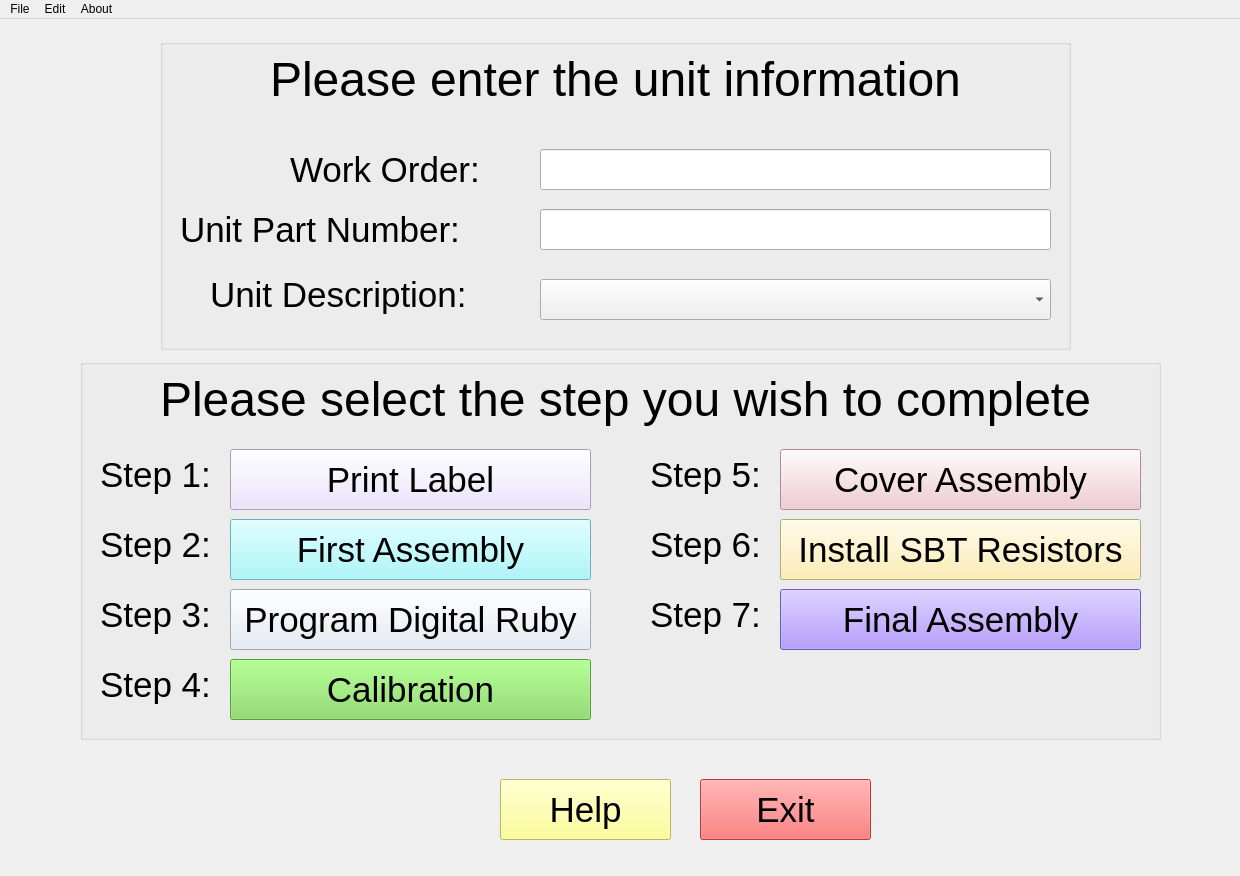
The window that window/main_window.ui (JewellInstruments/Ruby_Program) describes before a commit, drawn with Qt 5.
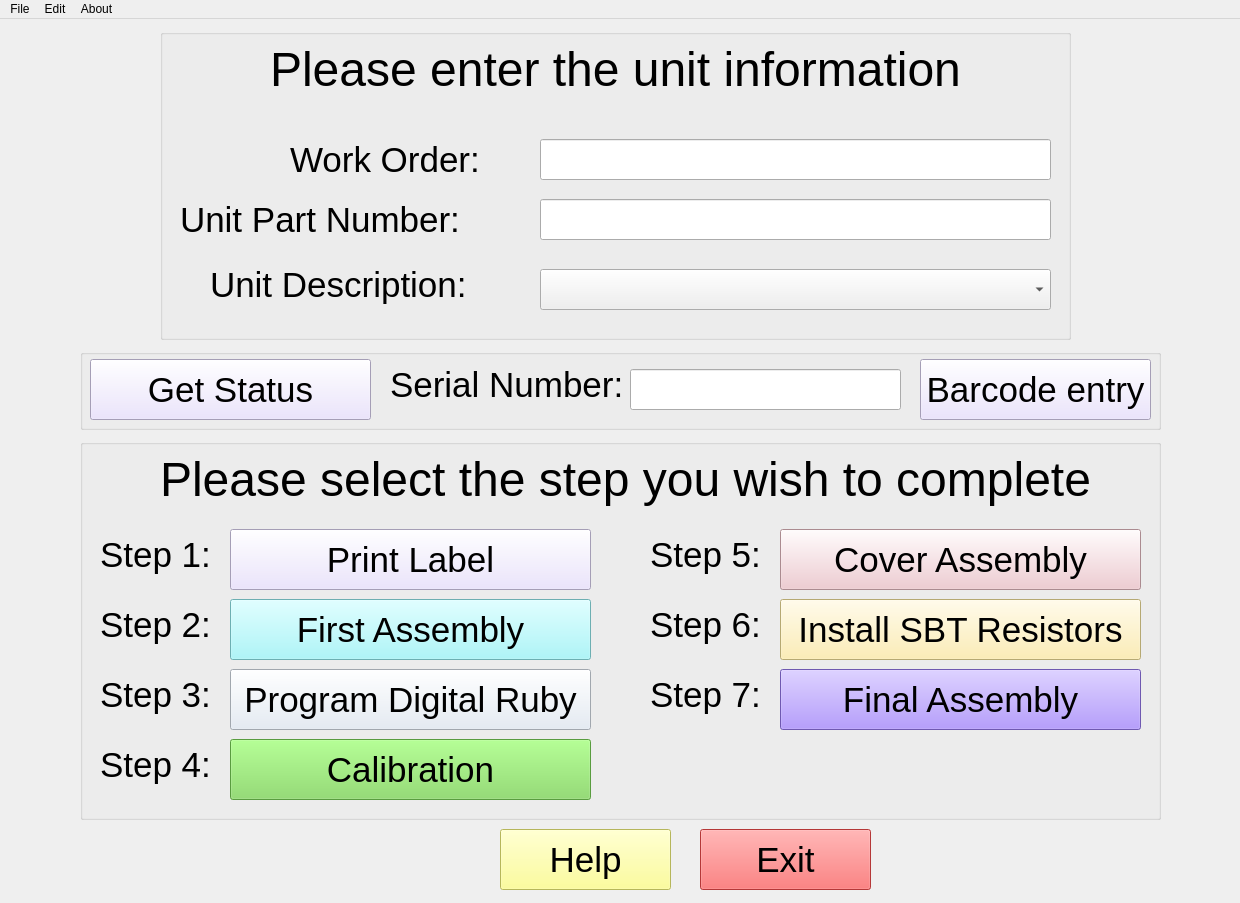
The same window after the commit.

Diff of the .ui file:
```diff
--- a/window/main_window.ui
+++ b/window/main_window.ui
@@ -7,7 +7,7 @@
     <x>0</x>
     <y>0</y>
     <width>1240</width>
-    <height>876</height>
+    <height>903</height>
    </rect>
   </property>
   <property name="windowTitle">
@@ -18,7 +18,7 @@
     <property name="geometry">
      <rect>
       <x>140</x>
-      <y>20</y>
+      <y>10</y>
       <width>951</width>
       <height>81</height>
      </rect>
@@ -39,7 +39,7 @@
     <property name="geometry">
      <rect>
       <x>540</x>
-      <y>260</y>
+      <y>250</y>
       <width>511</width>
       <height>41</height>
      </rect>
@@ -749,7 +749,7 @@
     <property name="geometry">
      <rect>
       <x>210</x>
-      <y>250</y>
+      <y>240</y>
       <width>331</width>
       <height>51</height>
      </rect>
@@ -770,7 +770,7 @@
     <property name="geometry">
      <rect>
       <x>180</x>
-      <y>190</y>
+      <y>180</y>
       <width>361</width>
       <height>41</height>
      </rect>
@@ -788,7 +788,7 @@
     <property name="geometry">
      <rect>
       <x>230</x>
-      <y>500</y>
+      <y>580</y>
       <width>361</width>
       <height>61</height>
      </rect>
@@ -809,7 +809,7 @@
     <property name="geometry">
      <rect>
       <x>500</x>
-      <y>760</y>
+      <y>810</y>
       <width>171</width>
       <height>61</height>
      </rect>
@@ -830,7 +830,7 @@
     <property name="geometry">
      <rect>
       <x>700</x>
-      <y>760</y>
+      <y>810</y>
       <width>171</width>
       <height>61</height>
      </rect>
@@ -851,7 +851,7 @@
     <property name="geometry">
      <rect>
       <x>780</x>
-      <y>430</y>
+      <y>510</y>
       <width>361</width>
       <height>61</height>
      </rect>
@@ -875,7 +875,7 @@
     <property name="geometry">
      <rect>
       <x>230</x>
-      <y>640</y>
+      <y>720</y>
       <width>361</width>
       <height>61</height>
      </rect>
@@ -899,7 +899,7 @@
     <property name="geometry">
      <rect>
       <x>780</x>
-      <y>570</y>
+      <y>650</y>
       <width>361</width>
       <height>61</height>
      </rect>
@@ -920,7 +920,7 @@
     <property name="geometry">
      <rect>
       <x>540</x>
-      <y>190</y>
+      <y>180</y>
       <width>511</width>
       <height>41</height>
      </rect>
@@ -938,7 +938,7 @@
     <property name="geometry">
      <rect>
       <x>230</x>
-      <y>430</y>
+      <y>510</y>
       <width>361</width>
       <height>61</height>
      </rect>
@@ -962,7 +962,7 @@
     <property name="geometry">
      <rect>
       <x>230</x>
-      <y>570</y>
+      <y>650</y>
       <width>361</width>
       <height>61</height>
      </rect>
@@ -986,7 +986,7 @@
     <property name="geometry">
      <rect>
       <x>290</x>
-      <y>130</y>
+      <y>120</y>
       <width>241</width>
       <height>41</height>
      </rect>
@@ -1004,7 +1004,7 @@
     <property name="geometry">
      <rect>
       <x>540</x>
-      <y>130</y>
+      <y>120</y>
       <width>511</width>
       <height>41</height>
      </rect>
@@ -1022,7 +1022,7 @@
     <property name="geometry">
      <rect>
       <x>100</x>
-      <y>430</y>
+      <y>510</y>
       <width>121</width>
       <height>51</height>
      </rect>
@@ -1040,7 +1040,7 @@
     <property name="geometry">
      <rect>
       <x>100</x>
-      <y>500</y>
+      <y>580</y>
       <width>121</width>
       <height>51</height>
      </rect>
@@ -1058,7 +1058,7 @@
     <property name="geometry">
      <rect>
       <x>100</x>
-      <y>570</y>
+      <y>650</y>
       <width>121</width>
       <height>51</height>
      </rect>
@@ -1076,7 +1076,7 @@
     <property name="geometry">
      <rect>
       <x>650</x>
-      <y>430</y>
+      <y>510</y>
       <width>121</width>
       <height>51</height>
      </rect>
@@ -1094,7 +1094,7 @@
     <property name="geometry">
      <rect>
       <x>650</x>
-      <y>500</y>
+      <y>580</y>
       <width>121</width>
       <height>51</height>
      </rect>
@@ -1112,7 +1112,7 @@
     <property name="geometry">
      <rect>
       <x>650</x>
-      <y>570</y>
+      <y>650</y>
       <width>121</width>
       <height>51</height>
      </rect>
@@ -1133,7 +1133,7 @@
     <property name="geometry">
      <rect>
       <x>780</x>
-      <y>500</y>
+      <y>580</y>
       <width>361</width>
       <height>61</height>
      </rect>
@@ -1154,7 +1154,7 @@
     <property name="geometry">
      <rect>
       <x>100</x>
-      <y>640</y>
+      <y>720</y>
       <width>121</width>
       <height>51</height>
      </rect>
@@ -1172,7 +1172,7 @@
     <property name="geometry">
      <rect>
       <x>150</x>
-      <y>340</y>
+      <y>420</y>
       <width>951</width>
       <height>81</height>
      </rect>
@@ -1193,7 +1193,7 @@
     <property name="geometry">
      <rect>
       <x>80</x>
-      <y>340</y>
+      <y>420</y>
       <width>1081</width>
       <height>381</height>
      </rect>
@@ -1206,7 +1206,7 @@
     <property name="geometry">
      <rect>
       <x>160</x>
-      <y>20</y>
+      <y>10</y>
       <width>911</width>
       <height>311</height>
      </rect>
@@ -1215,6 +1215,98 @@
      <string/>
     </property>
    </widget>
+   <widget class="QPushButton" name="sn_status_pb">
+    <property name="geometry">
+     <rect>
+      <x>90</x>
+      <y>340</y>
+      <width>281</width>
+      <height>61</height>
+     </rect>
+    </property>
+    <property name="font">
+     <font>
+      <pointsize>26</pointsize>
+     </font>
+    </property>
+    <property name="styleSheet">
+     <string notr="true">background-color: rgb(231,221,255)</string>
+    </property>
+    <property name="text">
+     <string>Get Status</string>
+    </property>
+   </widget>
+   <widget class="QLineEdit" name="sn_le">
+    <property name="geometry">
+     <rect>
+      <x>630</x>
+      <y>350</y>
+      <width>271</width>
+      <height>41</height>
+     </rect>
+    </property>
+    <property name="font">
+     <font>
+      <pointsize>12</pointsize>
+     </font>
+    </property>
+    <property name="text">
+     <string/>
+    </property>
+   </widget>
+   <widget class="QPushButton" name="barcode_pb">
+    <property name="geometry">
+     <rect>
+      <x>920</x>
+      <y>340</y>
+      <width>231</width>
+      <height>61</height>
+     </rect>
+    </property>
+    <property name="font">
+     <font>
+      <pointsize>26</pointsize>
+     </font>
+    </property>
+    <property name="styleSheet">
+     <string notr="true">background-color: rgb(231,221,255)</string>
+    </property>
+    <property name="text">
+     <string>Barcode entry</string>
+    </property>
+   </widget>
+   <widget class="QLabel" name="label_22">
+    <property name="geometry">
+     <rect>
+      <x>390</x>
+      <y>340</y>
+      <width>231</width>
+      <height>51</height>
+     </rect>
+    </property>
+    <property name="font">
+     <font>
+      <pointsize>26</pointsize>
+     </font>
+    </property>
+    <property name="text">
+     <string>Serial Number:</string>
+    </property>
+   </widget>
+   <widget class="QGroupBox" name="groupBox_3">
+    <property name="geometry">
+     <rect>
+      <x>80</x>
+      <y>330</y>
+      <width>1081</width>
+      <height>81</height>
+     </rect>
+    </property>
+    <property name="title">
+     <string/>
+    </property>
+   </widget>
+   <zorder>groupBox_3</zorder>
    <zorder>groupBox</zorder>
    <zorder>groupBox_2</zorder>
    <zorder>label_10</zorder>
@@ -1241,6 +1333,10 @@
    <zorder>install_SBT_pb</zorder>
    <zorder>label_20</zorder>
    <zorder>label_21</zorder>
+   <zorder>sn_status_pb</zorder>
+   <zorder>sn_le</zorder>
+   <zorder>barcode_pb</zorder>
+   <zorder>label_22</zorder>
   </widget>
   <widget class="QMenuBar" name="menubar">
    <property name="geometry">
```
